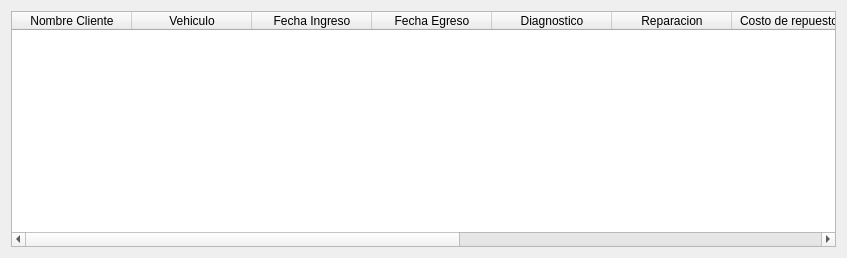
This is views/Views ui/HistorialWorksUI.ui in ValenDD/Desktop_app_mechanical_workshop as Qt 5 draws it before an edit. The edited form follows.
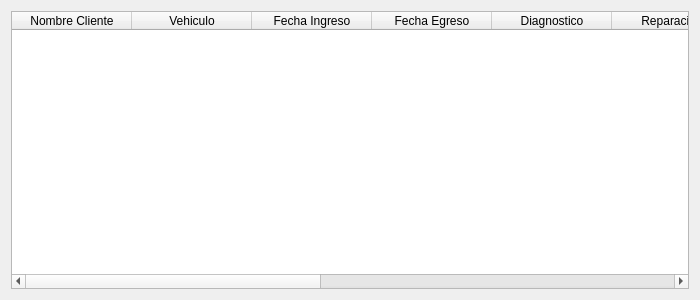
This is the edited form.

What changed in the file:
```diff
--- a/views/Views ui/HistorialWorksUI.ui
+++ b/views/Views ui/HistorialWorksUI.ui
@@ -6,8 +6,8 @@
    <rect>
     <x>0</x>
     <y>0</y>
-    <width>847</width>
-    <height>258</height>
+    <width>700</width>
+    <height>300</height>
    </rect>
   </property>
   <property name="windowTitle">
```
